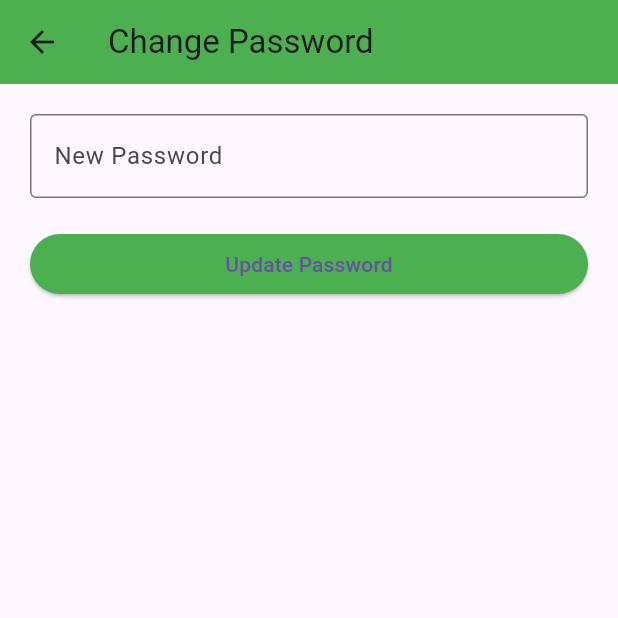
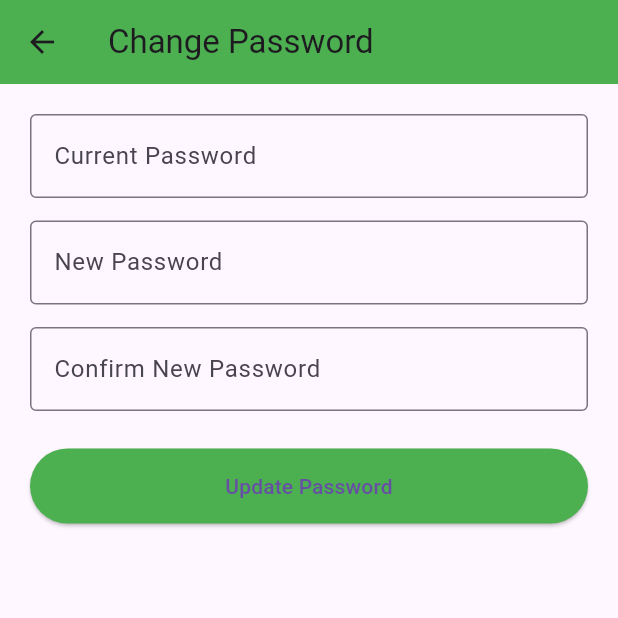
Before and after one commit to nemal2/Pet-Care-App, a Flutter app: the SettingsScreen screen opened by its route, after a tap on "Change Password", on a phone screen of 412 x 824 dp, the top half of it. Run offline on Flutter 3.47's test engine with Material 3 defaults, Android fonts, the light colour scheme and no system bars; our stand-ins replace cloud_firestore, firebase_auth, firebase_core, google_fonts; accounts and stored records are empty.

Commit message:
logout and password change added

```diff
--- a/lib/screens/home/petprofile_screen.dart
+++ b/lib/screens/home/petprofile_screen.dart
@@ -51,7 +51,7 @@ class _PetProfileScreenState extends State<PetProfileScreen> {
     return Scaffold(
       appBar: AppBar(
         title: Text('Pet Profiles'),
-        backgroundColor: Colors.green,
+        backgroundColor: const Color.fromARGB(255, 249, 249, 249),
       ),
       body: _isLoading
           ? Center(child: CircularProgressIndicator())
--- a/lib/screens/settings/changePasswordScreen.dart
+++ b/lib/screens/settings/changePasswordScreen.dart
@@ -1,47 +1,112 @@
 import 'package:flutter/material.dart';
 import 'package:pet_care_app/services/auth_service.dart';
 
-class ChangePasswordScreen extends StatelessWidget {
-  ChangePasswordScreen({super.key});
+class ChangePasswordScreen extends StatefulWidget {
+  @override
+  _ChangePasswordScreenState createState() => _ChangePasswordScreenState();
+}
 
+class _ChangePasswordScreenState extends State<ChangePasswordScreen> {
   final _authService = AuthService();
-  final _passwordController = TextEditingController();
+  final _currentPasswordController = TextEditingController();
+  final _newPasswordController = TextEditingController();
+  final _confirmPasswordController = TextEditingController();
+  final _formKey = GlobalKey<FormState>();
+  bool _isLoading = false;
+
+  Future<void> _changePassword() async {
+    if (_formKey.currentState!.validate()) {
+      setState(() => _isLoading = true);
+      try {
+        // Validate current password (this would need an additional AuthService method)
+        bool isCurrentPasswordValid = await _authService
+            .validateCurrentPassword(_currentPasswordController.text);
+
+        if (!isCurrentPasswordValid) {
+          ScaffoldMessenger.of(context).showSnackBar(
+            SnackBar(content: Text('Incorrect current password!')),
+          );
+          return;
+        }
+
+        // Update password
+        await _authService.updatePassword(_newPasswordController.text);
+        ScaffoldMessenger.of(context).showSnackBar(
+          SnackBar(content: Text('Password updated successfully!')),
+        );
+        Navigator.pop(context);
+      } catch (e) {
+        ScaffoldMessenger.of(context).showSnackBar(
+          SnackBar(content: Text(e.toString())),
+        );
+      } finally {
+        setState(() => _isLoading = false);
+      }
+    }
+  }
 
   @override
   Widget build(BuildContext context) {
     return Scaffold(
       appBar: AppBar(
-        title: const Text('Change Password'),
+        title: Text('Change Password'),
         backgroundColor: Colors.green,
       ),
       body: Padding(
-        padding: const EdgeInsets.all(20),
-        child: ListView(
-          children: [
-            TextField(
-              controller: _passwordController,
-              decoration: const InputDecoration(
-                  labelText: 'New Password', border: OutlineInputBorder()),
-              obscureText: true,
-            ),
-            const SizedBox(height: 20),
-            ElevatedButton(
-              onPressed: () async {
-                try {
-                  await _authService.updatePassword(_passwordController.text);
-                  ScaffoldMessenger.of(context).showSnackBar(
-                    const SnackBar(content: Text('Password updated!')),
-                  );
-                } catch (e) {
-                  ScaffoldMessenger.of(context).showSnackBar(
-                    SnackBar(content: Text(e.toString())),
-                  );
-                }
-              },
-              style: ElevatedButton.styleFrom(backgroundColor: Colors.green),
-              child: const Text('Update Password'),
-            ),
-          ],
+        padding: const EdgeInsets.all(20.0),
+        child: Form(
+          key: _formKey,
+          child: Column(
+            crossAxisAlignment: CrossAxisAlignment.start,
+            children: [
+              TextFormField(
+                controller: _currentPasswordController,
+                decoration: InputDecoration(
+                  labelText: 'Current Password',
+                  border: OutlineInputBorder(),
+                ),
+                obscureText: true,
+                validator: (value) => value == null || value.isEmpty
+                    ? 'Enter current password'
+                    : null,
+              ),
+              SizedBox(height: 15),
+              TextFormField(
+                controller: _newPasswordController,
+                decoration: InputDecoration(
+                  labelText: 'New Password',
+                  border: OutlineInputBorder(),
+                ),
+                obscureText: true,
+                validator: (value) => value == null || value.length < 6
+                    ? 'Password must be at least 6 characters long'
+                    : null,
+              ),
+              SizedBox(height: 15),
+              TextFormField(
+                controller: _confirmPasswordController,
+                decoration: InputDecoration(
+                  labelText: 'Confirm New Password',
+                  border: OutlineInputBorder(),
+                ),
+                obscureText: true,
+                validator: (value) => value != _newPasswordController.text
+                    ? 'Passwords do not match'
+                    : null,
+              ),
+              SizedBox(height: 25),
+              _isLoading
+                  ? Center(child: CircularProgressIndicator())
+                  : ElevatedButton(
+                      onPressed: _changePassword,
+                      style: ElevatedButton.styleFrom(
+                        backgroundColor: Colors.green,
+                        padding: EdgeInsets.symmetric(vertical: 15),
+                      ),
+                      child: Center(child: Text('Update Password')),
+                    ),
+            ],
+          ),
         ),
       ),
     );
--- a/lib/screens/settings/settings_screen.dart
+++ b/lib/screens/settings/settings_screen.dart
@@ -25,7 +25,7 @@ class SettingsScreen extends StatelessWidget {
               CreateEditPetScreen()),
           _buildSettingsItem(
               context, Icons.lock, 'Change Password', ChangePasswordScreen()),
-          _buildSettingsItem(context, Icons.logout, 'Log Out', LogoutButton()),
+          _buildSettingsItem(context, Icons.logout, 'Log Out', LogoutScreen()),
           _buildSettingsItem(context, Icons.payment, 'Payment Connection',
               PaymentConnectionScreen()),
           _buildSettingsItem(context, Icons.support, 'Contact Support',
```
Also changed, not shown: lib/screens/settings/logoutScreen.dart (+80 -8 lines), lib/services/auth_service.dart (+22 -0 lines).
